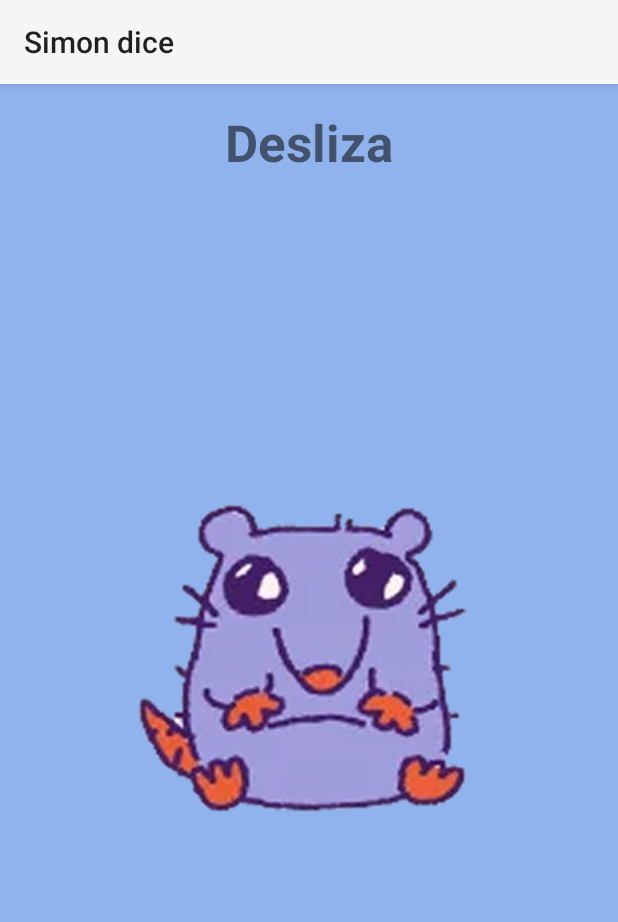
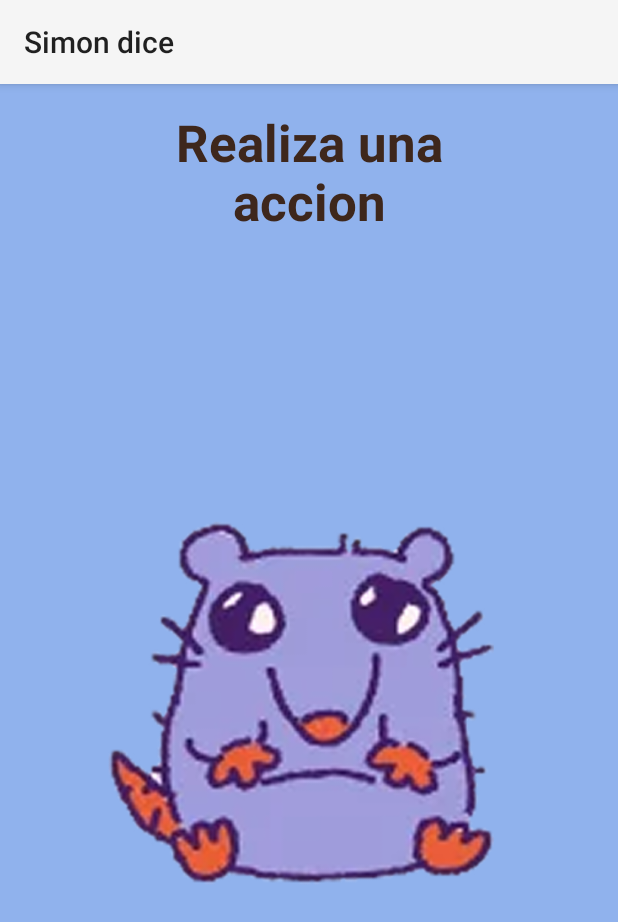
Before and after one commit to LisGC/Simon_dice, an Android app: the screen it shows after launch (TouchActivity), after a tap on "TOCA", on a phone screen of 412 x 824 dp. Shown: the top 922 px of the screen. Run offline under Robolectric (Android 15) with nearby library versions, the phone set to English and light mode, and no system bars.

Commit message:
actividad touch terminada, se realizo el cambio de imagen y texto segun el gesto realizado

```diff
--- a/app/src/main/java/cl/lisgc/simondice/TouchActivity.kt
+++ b/app/src/main/java/cl/lisgc/simondice/TouchActivity.kt
@@ -6,6 +6,7 @@ import android.util.Log
 import android.view.GestureDetector
 import android.view.MotionEvent
 import android.widget.ImageView
+import android.widget.TextView
 import androidx.core.view.GestureDetectorCompat
 
 private const val DEBUG_TAG = "Gestures"
@@ -13,15 +14,16 @@ private const val DEBUG_TAG = "Gestures"
     class TouchActivity : AppCompatActivity() {
 
         private lateinit var ratImg : ImageView
+        private lateinit var touchText : TextView
         private lateinit var mDetector: GestureDetectorCompat
 
         public override fun onCreate(savedInstanceState: Bundle?) {
             super.onCreate(savedInstanceState)
             setContentView(R.layout.activity_touch)
-            mDetector = GestureDetectorCompat(this, MyGestureListener())
+            mDetector = GestureDetectorCompat(this, GestureListener())
 
             ratImg = findViewById(R.id.ratImage)
-            //ratImg.setImageResource(R.drawable.rata2)
+            touchText = findViewById(R.id.textTouch)
 
         }
 
@@ -31,15 +33,23 @@ private const val DEBUG_TAG = "Gestures"
         }
 
 
-        class MyGestureListener : GestureDetector.SimpleOnGestureListener() {
+        inner class GestureListener : GestureDetector.SimpleOnGestureListener() {
 
             override fun onDown(event: MotionEvent): Boolean {
-                Log.d(DEBUG_TAG, "onDown: $event")
+                ratImg.setImageResource(R.drawable.rata3)
+                touchText.setText(R.string.ontouch)
                 return true
             }
             override fun onFling( event1: MotionEvent,event2: MotionEvent,velocityX: Float,velocityY: Float): Boolean {
-                Log.d(DEBUG_TAG, "onFling: $event1 $event2")
+                ratImg.setImageResource(R.drawable.rata2)
+                touchText.setText(R.string.fling)
                 return true
+            }
+
+            override fun onLongPress(e: MotionEvent) {
+                super.onLongPress(e)
+                ratImg.setImageResource(R.drawable.rata1)
+                touchText.setText(R.string.press)
             }
         }
 
--- a/app/src/main/res/layout/activity_touch.xml
+++ b/app/src/main/res/layout/activity_touch.xml
@@ -9,15 +9,14 @@
 
 
     <TextView
-        android:id="@+id/textView4"
-        android:layout_width="164dp"
-        android:layout_height="59dp"
-        android:layout_marginStart="123dp"
+        android:id="@+id/textTouch"
+        android:layout_width="266dp"
+        android:layout_height="85dp"
         android:layout_marginTop="16dp"
-        android:layout_marginEnd="124dp"
         android:fontFamily="sans-serif"
-        android:text="@string/touchDown"
+        android:text="@string/doAction"
         android:textAlignment="center"
+        android:textColor="@color/darkBrown"
         android:textSize="34sp"
         android:textStyle="bold"
         android:typeface="sans"
@@ -27,13 +26,13 @@
 
     <ImageView
         android:id="@+id/ratImage"
-        android:layout_width="280dp"
-        android:layout_height="305dp"
+        android:layout_width="328dp"
+        android:layout_height="390dp"
         app:layout_constraintBottom_toBottomOf="parent"
         app:layout_constraintEnd_toEndOf="parent"
         app:layout_constraintHorizontal_bias="0.496"
         app:layout_constraintStart_toStartOf="parent"
-        app:layout_constraintTop_toBottomOf="@+id/textView4"
+        app:layout_constraintTop_toBottomOf="@+id/textTouch"
         app:layout_constraintVertical_bias="0.367"
         app:srcCompat="@drawable/rata3" />
 </androidx.constraintlayout.widget.ConstraintLayout>
--- a/app/src/main/res/values/strings.xml
+++ b/app/src/main/res/values/strings.xml
@@ -11,7 +11,11 @@
     <string name="about">Acerca</string>
     <string name="settings">Configuración</string>
     <string name="music">Musica</string>
-    <string name="touchDown">Desliza</string>
+
+    <string name="fling">Deslizo</string>
+    <string name="ontouch">Tap</string>
+    <string name="press">Presiono</string>
+    <string name="doAction">Realiza una accion</string>
 
     <string name="play">Reproducir</string>
     <string name="victory">Victoria</string>
```
